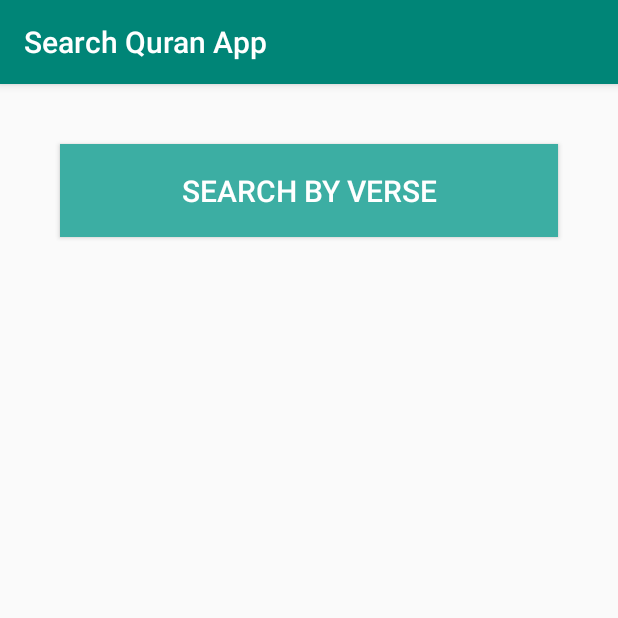
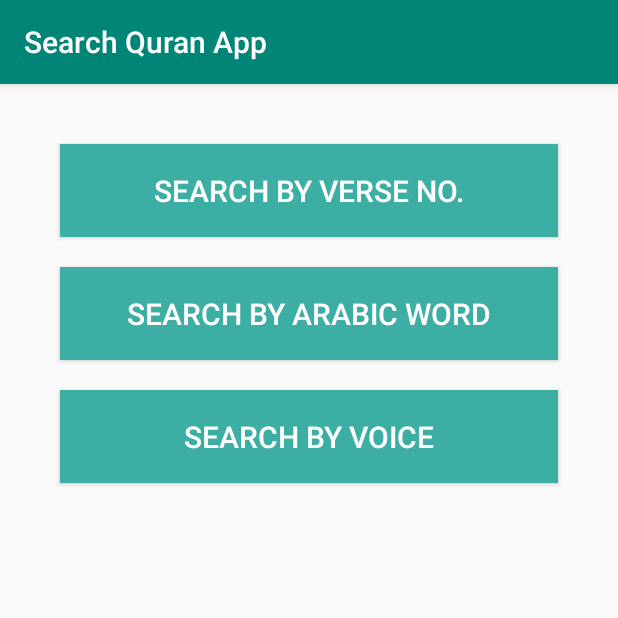
Before and after one commit to naffah/SearchQuranApp, an Android app: the SearchMainActivity screen opened directly, with no data from a screen before it, on a phone screen of 412 x 824 dp, the top half of it. Run offline under Robolectric (Android 15) with nearby library versions, the light colour scheme and no system bars.

Commit message:
Update activity_search_main.xml

```diff
--- a/app/src/main/res/layout/activity_search_main.xml
+++ b/app/src/main/res/layout/activity_search_main.xml
@@ -17,7 +17,7 @@
         android:layout_marginRight="8dp"
         android:layout_marginBottom="8dp"
         android:background="#3CAEA3"
-        android:text="Search By Verse"
+        android:text="Search By Verse No."
         android:textColor="@android:color/background_light"
         android:textSize="20dp"
         app:layout_constraintBottom_toBottomOf="parent"
@@ -26,4 +26,38 @@
         app:layout_constraintTop_toTopOf="parent"
         app:layout_constraintVertical_bias="0.046" />
 
+    <Button
+        android:id="@+id/searchByArabicBtn"
+        android:layout_width="332dp"
+        android:layout_height="62dp"
+        android:layout_marginEnd="8dp"
+        android:layout_marginLeft="8dp"
+        android:layout_marginRight="8dp"
+        android:layout_marginStart="8dp"
+        android:layout_marginTop="20dp"
+        android:background="#3CAEA3"
+        android:text="Search By Arabic Word"
+        android:textColor="@android:color/background_light"
+        android:textSize="20dp"
+        app:layout_constraintEnd_toEndOf="parent"
+        app:layout_constraintStart_toStartOf="parent"
+        app:layout_constraintTop_toBottomOf="@+id/searchByVerseBtn" />
+
+    <Button
+        android:id="@+id/searchByVoiceBtn"
+        android:layout_width="332dp"
+        android:layout_height="62dp"
+        android:layout_marginEnd="8dp"
+        android:layout_marginLeft="8dp"
+        android:layout_marginRight="8dp"
+        android:layout_marginStart="8dp"
+        android:layout_marginTop="20dp"
+        android:background="#3CAEA3"
+        android:text="Search By Voice"
+        android:textColor="@android:color/background_light"
+        android:textSize="20dp"
+        app:layout_constraintEnd_toEndOf="parent"
+        app:layout_constraintStart_toStartOf="parent"
+        app:layout_constraintTop_toBottomOf="@+id/searchByArabicBtn" />
+
 </android.support.constraint.ConstraintLayout>
```
